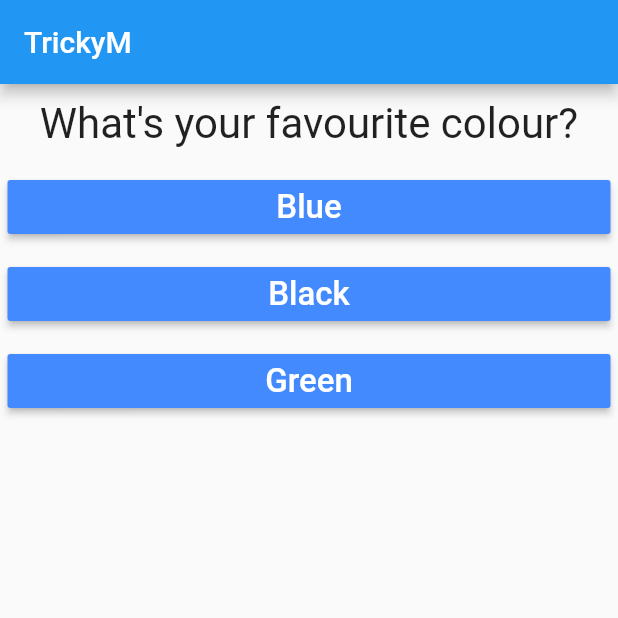
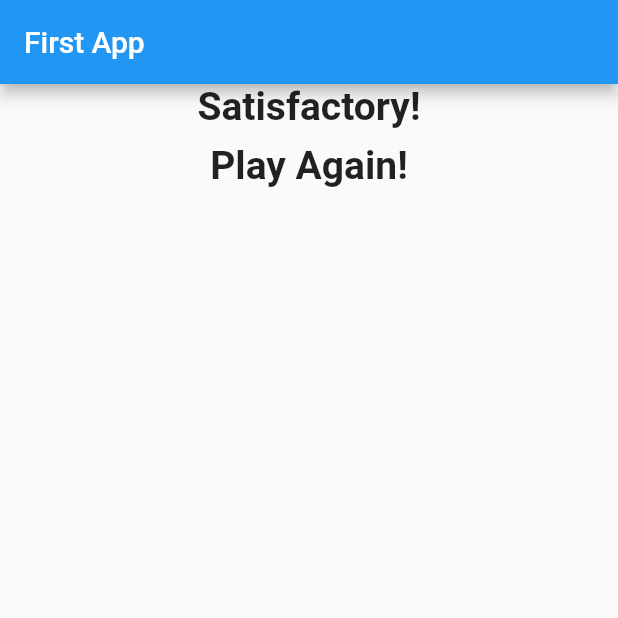
Before and after one commit to Trickym/Learning-Flutter, a Flutter app: the screen it shows after launch, after a tap on "Blue", after a tap on "Cheetah", on a phone screen of 412 x 824 dp, the top half of it. Run offline on Flutter 3.47's test engine with Material 2 defaults, Android fonts, the light colour scheme and no system bars.

Commit message:
quiz app

```diff
--- a/first_app/lib/answers.dart
+++ b/first_app/lib/answers.dart
@@ -1,7 +1,7 @@
 import 'package:flutter/material.dart';
 
 class Answers extends StatelessWidget {
-  final selectHandler;
+  final VoidCallback selectHandler;
   final String option;
   Answers(this.selectHandler, this.option);
   @override
--- a/first_app/lib/main.dart
+++ b/first_app/lib/main.dart
@@ -1,6 +1,6 @@
 import 'package:flutter/material.dart';
-import './questions.dart';
-import './answers.dart';
+import './quiz.dart';
+import './result.dart';
 
 void main() {
   runApp(MyApp());
@@ -14,35 +14,39 @@
 }
 
 class _MyAppState extends State<MyApp> {
+  final String title = "First App";
   var _i = 0;
-  var a = [
+  var _totalScore = 0;
+  final _a = const [
     {
       'question': 'What\'s your favourite colour?',
       'options': [
-        'Blue',
-        'Black',
-        'Green',
+        {'text': 'Blue', 'score': 10},
+        {'text': 'Black', 'score': 30},
+        {'text': 'Green', 'score': 5},
       ]
     },
     {
       'question': 'What\'s your favourite animal?',
       'options': [
-        'Lion',
-        'Cheetah',
-        'Tiger',
+        {'text': 'Lion', 'score': 5},
+        {'text': 'Cheetah', 'score': 10},
+        {'text': 'Tiger', 'score': 30},
       ]
     },
   ];
-  void onPressed() {
-    var res = 0;
-    if (_i == 0)
-      res = 1;
-    else
-      res = 0;
+  void _onPressed(int score) {
+    _totalScore += score;
     setState(() {
-      _i = res;
+      _i = _i + 1;
     });
-    print(a[res]);
+  }
+
+  void _resetQuiz() {
+    setState(() {
+      _i = 0;
+      _totalScore = 0;
+    });
   }
 
   @override
@@ -50,16 +54,11 @@
     return MaterialApp(
         home: Scaffold(
       appBar: AppBar(
-        title: Text('TrickyM'),
+        title: Text(title),
       ),
-      body: Column(
-        children: [
-          Questions(a[_i]['question'].toString()),
-          ...(a[_i]['options'] as List<String>).map((answer) {
-            return (Answers(onPressed, answer));
-          }).toList()
-        ],
-      ),
+      body: _i < _a.length
+          ? Quiz(_onPressed, _a, _i)
+          : Result(_totalScore, _resetQuiz),
     ));
   }
 }
--- /dev/null
+++ b/first_app/lib/quiz.dart
@@ -0,0 +1,22 @@
+import 'package:flutter/material.dart';
+import './answers.dart';
+import './questions.dart';
+
+class Quiz extends StatelessWidget {
+  final List<Map<String, Object>> a;
+  final int i;
+  final onPressed;
+  Quiz(this.onPressed, this.a, this.i);
+  @override
+  Widget build(BuildContext context) {
+    return Column(
+      children: [
+        Questions(a[i]['question'].toString()),
+        ...(a[i]['options'] as List<Map<String, Object>>).map((answer) {
+          return (Answers(() => onPressed(answer['score'] as int),
+              answer['text'] as String));
+        }).toList(),
+      ],
+    );
+  }
+}
--- /dev/null
+++ b/first_app/lib/result.dart
@@ -0,0 +1,41 @@
+import 'package:flutter/material.dart';
+
+class Result extends StatelessWidget {
+  final int totalScore;
+  final VoidCallback resetQuiz;
+  Result(this.totalScore, this.resetQuiz);
+  String get remark {
+    var res = 'Khatam!';
+    if (totalScore <= 10) {
+      res = 'Awesome!';
+    } else if (totalScore <= 20) {
+      res = 'Satisfactory!';
+    } else {
+      res = 'Bhag Jaa!';
+    }
+    return res;
+  }
+
+  @override
+  Widget build(BuildContext context) {
+    return Container(
+      child: Center(
+        child: Column(
+          children: [
+            Text(
+              remark,
+              style: TextStyle(fontSize: 26, fontWeight: FontWeight.bold),
+              textAlign: TextAlign.center,
+            ),
+            FlatButton(
+                onPressed: resetQuiz,
+                child: Text(
+                  'Play Again!',
+                  style: TextStyle(fontSize: 26, fontWeight: FontWeight.bold),
+                ))
+          ],
+        ),
+      ),
+    );
+  }
+}
```
